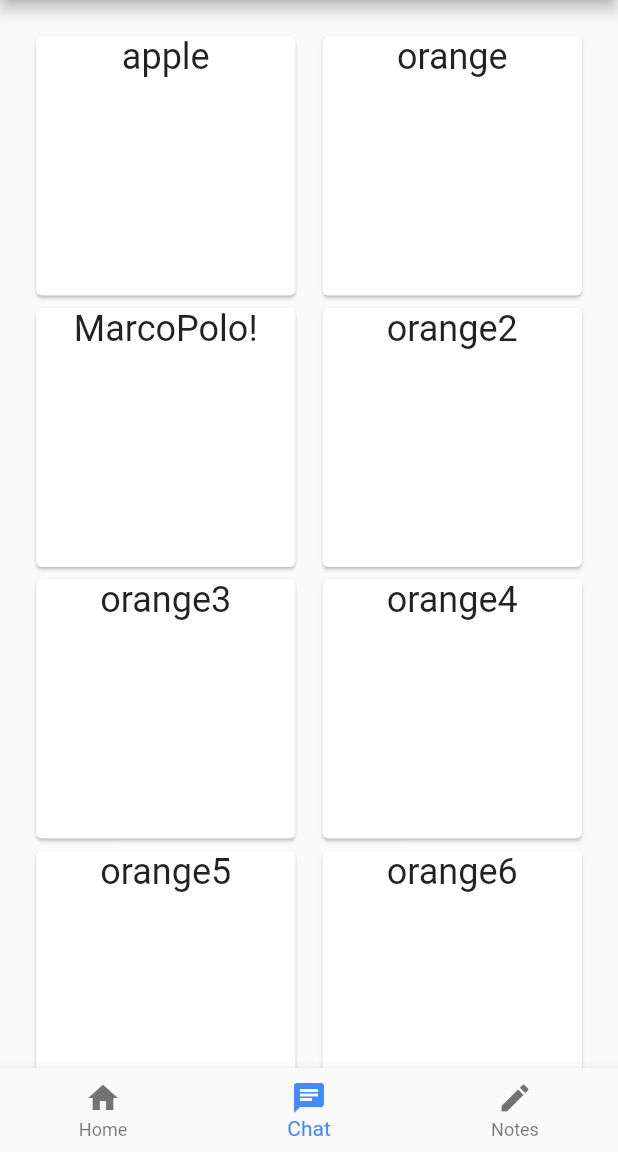
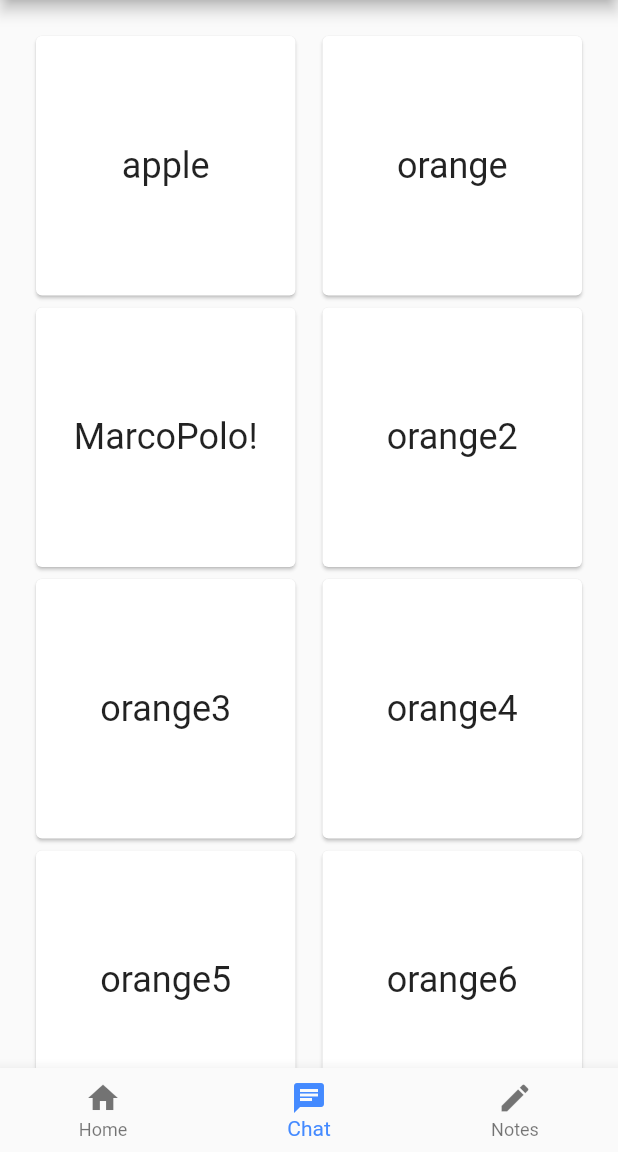
Before and after one commit to KTruong88/phone-assist, a Flutter app: the screen it shows after launch, on a phone screen of 412 x 824 dp, the part 84-1236 px from its top. Run offline on Flutter 3.47's test engine with Material 2 defaults, Android fonts, the phone set to English and light mode, and no system bars; missing offline and left inert: speech_recognition.

Commit message:
Center button text vertically
Center button text vertically

```diff
--- a/lib/widgets/module.dart
+++ b/lib/widgets/module.dart
@@ -26,9 +26,10 @@ class _Module extends State<Module> {
             height: 200.0,
             child: Card(
               color: (_active ? Colors.white : Colors.white70),
-              child: Text(widget.name,
+              child: Center(
+                child: Text(widget.name,
                   textAlign: TextAlign.center,
                   style: TextStyle(fontSize: 24.0)),
-            )));
+            ))));
   }
 }
```
